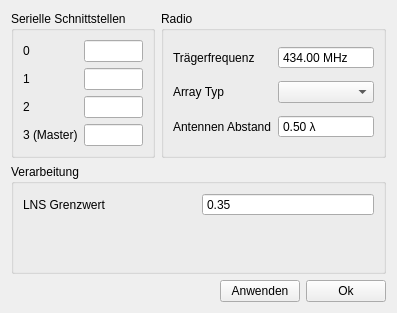
The window that src/settingsdialog.ui (mathklk/QCDF) describes before a commit, drawn with Qt 5.
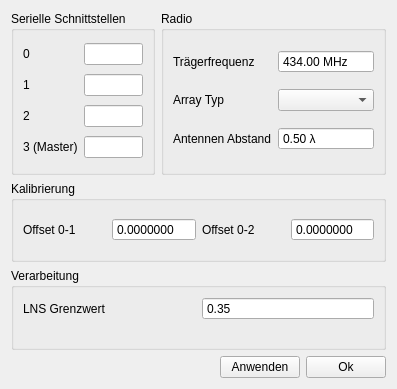
The same window after the commit. Custom widgets are drawn as their Qt base class.

Patch:
```diff
--- a/src/settingsdialog.ui
+++ b/src/settingsdialog.ui
@@ -7,14 +7,163 @@
     <x>0</x>
     <y>0</y>
     <width>395</width>
-    <height>313</height>
+    <height>389</height>
    </rect>
   </property>
   <property name="windowTitle">
    <string>Einstellungen</string>
   </property>
-  <layout class="QGridLayout" name="gridLayout">
-   <item row="1" column="0" colspan="3">
+  <layout class="QGridLayout" name="gridLayout" rowstretch="1,1,1,1,0">
+   <item row="3" column="0" colspan="4">
+    <widget class="QGroupBox" name="groupBox_2">
+     <property name="title">
+      <string>Verarbeitung</string>
+     </property>
+     <layout class="QGridLayout" name="gridLayout_3">
+      <item row="0" column="0">
+       <widget class="QLabel" name="label_4">
+        <property name="text">
+         <string>LNS Grenzwert</string>
+        </property>
+       </widget>
+      </item>
+      <item row="1" column="0" colspan="2">
+       <widget class="DoubleSlider" name="caliSliders" native="true"/>
+      </item>
+      <item row="0" column="1">
+       <widget class="QDoubleSpinBox" name="doubleSpinBoxLns">
+        <property name="buttonSymbols">
+         <enum>QAbstractSpinBox::ButtonSymbols::NoButtons</enum>
+        </property>
+        <property name="singleStep">
+         <double>0.050000000000000</double>
+        </property>
+        <property name="value">
+         <double>0.350000000000000</double>
+        </property>
+       </widget>
+      </item>
+      <item row="2" column="0" colspan="2">
+       <widget class="DoubleSlider" name="pongSliders" native="true"/>
+      </item>
+     </layout>
+    </widget>
+   </item>
+   <item row="4" column="0" colspan="4">
+    <layout class="QHBoxLayout" name="horizontalLayout">
+     <item>
+      <spacer name="horizontalSpacer">
+       <property name="orientation">
+        <enum>Qt::Orientation::Horizontal</enum>
+       </property>
+       <property name="sizeHint" stdset="0">
+        <size>
+         <width>40</width>
+         <height>20</height>
+        </size>
+       </property>
+      </spacer>
+     </item>
+     <item>
+      <widget class="QPushButton" name="pushButtonApply">
+       <property name="text">
+        <string>Anwenden</string>
+       </property>
+      </widget>
+     </item>
+     <item>
+      <widget class="QPushButton" name="pushButtonOk">
+       <property name="text">
+        <string>Ok</string>
+       </property>
+      </widget>
+     </item>
+    </layout>
+   </item>
+   <item row="2" column="0" colspan="4">
+    <widget class="QGroupBox" name="groupBox_4">
+     <property name="title">
+      <string>Kalibrierung</string>
+     </property>
+     <layout class="QHBoxLayout" name="horizontalLayout_2">
+      <item>
+       <layout class="QGridLayout" name="gridLayout_5">
+        <item row="0" column="2">
+         <widget class="QLabel" name="label_10">
+          <property name="text">
+           <string>Offset 0-2</string>
+          </property>
+         </widget>
+        </item>
+        <item row="0" column="0">
+         <widget class="QLabel" name="label_9">
+          <property name="text">
+           <string>Offset 0-1</string>
+          </property>
+         </widget>
+        </item>
+        <item row="0" column="1">
+         <widget class="QDoubleSpinBox" name="doubleSpinBoxOffset01">
+          <property name="toolTip">
+           <string>-π .. π</string>
+          </property>
+          <property name="buttonSymbols">
+           <enum>QAbstractSpinBox::ButtonSymbols::NoButtons</enum>
+          </property>
+          <property name="suffix">
+           <string/>
+          </property>
+          <property name="decimals">
+           <number>7</number>
+          </property>
+          <property name="minimum">
+           <double>-3.141500000000000</double>
+          </property>
+          <property name="maximum">
+           <double>3.141500000000000</double>
+          </property>
+          <property name="singleStep">
+           <double>0.000100000000000</double>
+          </property>
+          <property name="value">
+           <double>0.000000000000000</double>
+          </property>
+         </widget>
+        </item>
+        <item row="0" column="3">
+         <widget class="QDoubleSpinBox" name="doubleSpinBoxOffset02">
+          <property name="toolTip">
+           <string>-π .. π</string>
+          </property>
+          <property name="buttonSymbols">
+           <enum>QAbstractSpinBox::ButtonSymbols::NoButtons</enum>
+          </property>
+          <property name="suffix">
+           <string/>
+          </property>
+          <property name="decimals">
+           <number>7</number>
+          </property>
+          <property name="minimum">
+           <double>-3.141500000000000</double>
+          </property>
+          <property name="maximum">
+           <double>3.141500000000000</double>
+          </property>
+          <property name="singleStep">
+           <double>0.000100000000000</double>
+          </property>
+          <property name="value">
+           <double>0.000000000000000</double>
+          </property>
+         </widget>
+        </item>
+       </layout>
+      </item>
+     </layout>
+    </widget>
+   </item>
+   <item row="0" column="0" rowspan="2" colspan="3">
     <widget class="QGroupBox" name="groupBox_3">
      <property name="title">
       <string>Serielle Schnittstellen</string>
@@ -63,42 +212,7 @@
      </layout>
     </widget>
    </item>
-   <item row="3" column="0" colspan="4">
-    <widget class="QGroupBox" name="groupBox_2">
-     <property name="title">
-      <string>Verarbeitung</string>
-     </property>
-     <layout class="QGridLayout" name="gridLayout_3">
-      <item row="0" column="0">
-       <widget class="QLabel" name="label_4">
-        <property name="text">
-         <string>LNS Grenzwert</string>
-        </property>
-       </widget>
-      </item>
-      <item row="1" column="0" colspan="2">
-       <widget class="DoubleSlider" name="caliSliders" native="true"/>
-      </item>
-      <item row="0" column="1">
-       <widget class="QDoubleSpinBox" name="doubleSpinBoxLns">
-        <property name="buttonSymbols">
-         <enum>QAbstractSpinBox::ButtonSymbols::NoButtons</enum>
-        </property>
-        <property name="singleStep">
-         <double>0.050000000000000</double>
-        </property>
-        <property name="value">
-         <double>0.350000000000000</double>
-        </property>
-       </widget>
-      </item>
-      <item row="2" column="0" colspan="2">
-       <widget class="DoubleSlider" name="pongSliders" native="true"/>
-      </item>
-     </layout>
-    </widget>
-   </item>
-   <item row="1" column="3">
+   <item row="0" column="3" rowspan="2">
     <widget class="QGroupBox" name="groupBox">
      <property name="title">
       <string>Radio</string>
@@ -176,37 +290,6 @@
      </layout>
     </widget>
    </item>
-   <item row="4" column="0" colspan="4">
-    <layout class="QHBoxLayout" name="horizontalLayout">
-     <item>
-      <spacer name="horizontalSpacer">
-       <property name="orientation">
-        <enum>Qt::Orientation::Horizontal</enum>
-       </property>
-       <property name="sizeHint" stdset="0">
-        <size>
-         <width>40</width>
-         <height>20</height>
-        </size>
-       </property>
-      </spacer>
-     </item>
-     <item>
-      <widget class="QPushButton" name="pushButtonApply">
-       <property name="text">
-        <string>Anwenden</string>
-       </property>
-      </widget>
-     </item>
-     <item>
-      <widget class="QPushButton" name="pushButtonOk">
-       <property name="text">
-        <string>Ok</string>
-       </property>
-      </widget>
-     </item>
-    </layout>
-   </item>
   </layout>
  </widget>
  <customwidgets>
```
